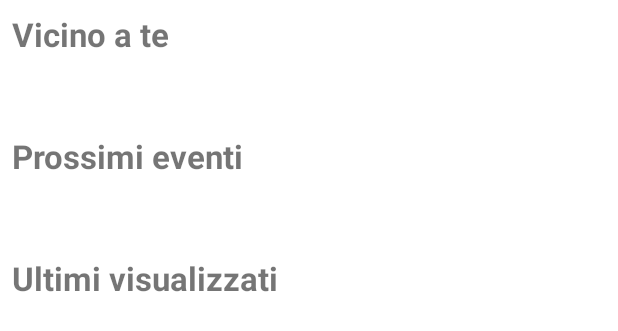
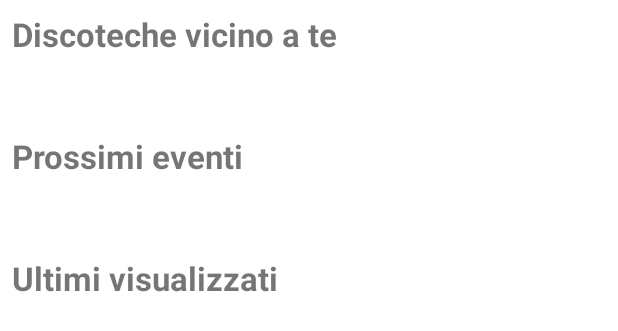
Before and after one commit to ErNikki/DiscoTicket, an Android app: the layout fragment_home.xml on its own in the app's theme, with its tools: preview values and no code run, on a phone screen of 412 x 824 dp. Shown: the top 331 px of the screen. Run offline under Robolectric (Android 15) with nearby library versions, the phone set to English and light mode, and no system bars.

Commit message:
Vicino a te -> Discoteche vicino a te

```diff
--- a/app/src/main/res/layout/fragment_home.xml
+++ b/app/src/main/res/layout/fragment_home.xml
@@ -24,7 +24,7 @@
                     android:id="@+id/QrCodeMessage"
                     android:layout_width="wrap_content"
                     android:layout_height="wrap_content"
-                    android:text="Vicino a te"
+                    android:text="Discoteche vicino a te"
                     android:textSize="22sp"
                     android:textStyle="bold"
                     app:layout_constraintStart_toStartOf="parent"
```
